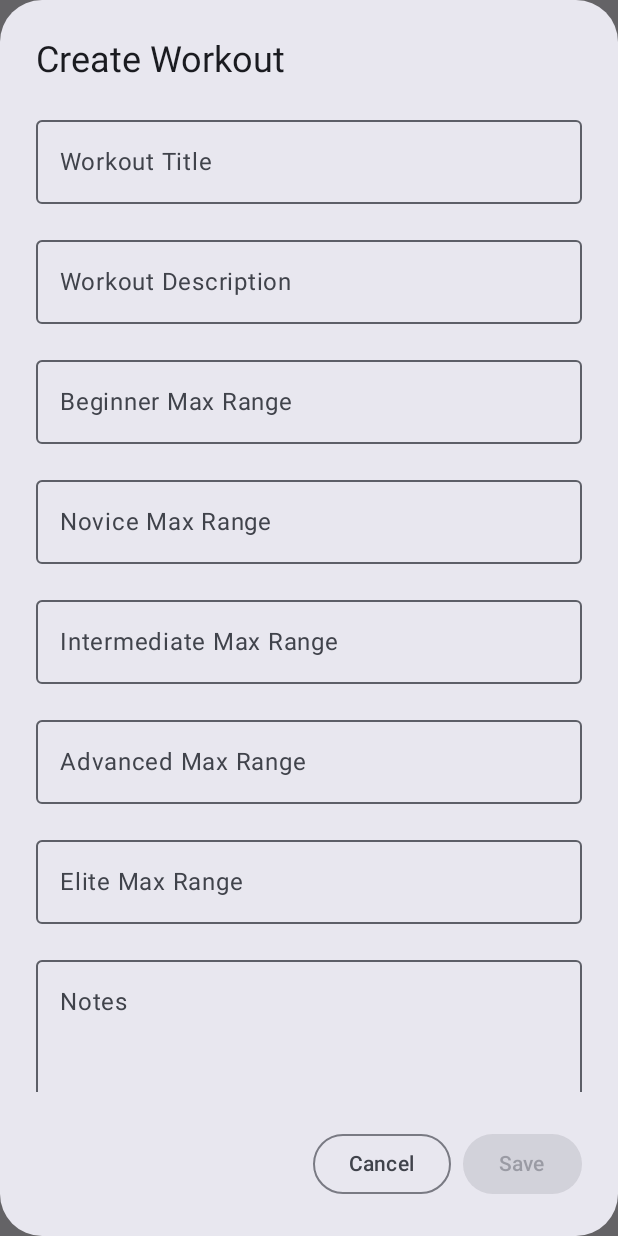
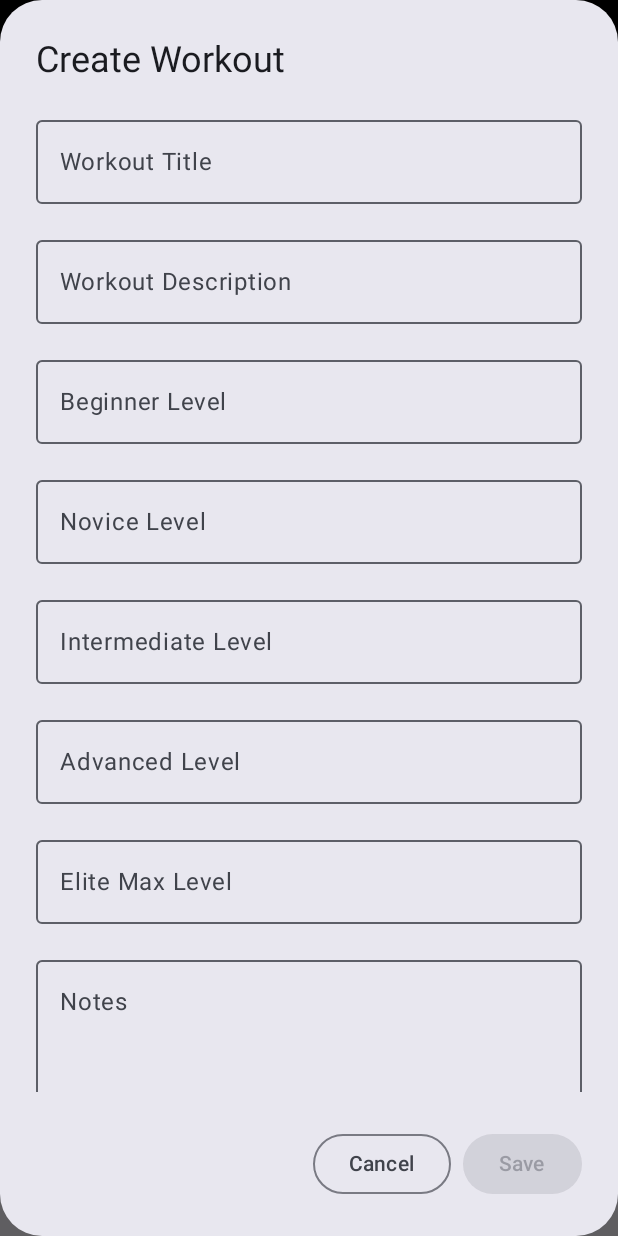
Before and after one commit to paul77uk/built4life-mobile2, an Android app built with Jetpack Compose: the screen it shows after launch (MainActivity), after a tap on "Create Workout", on a phone screen of 412 x 824 dp. Run offline under Robolectric (Android 15) with nearby library versions, the phone set to English and light mode, and no system bars; our stand-ins replace Room's generated code.

Commit message:
cleaned up workout screen ui

```diff
--- a/app/src/main/java/com/example/built4life2/customcomposables/SearchField.kt
+++ b/app/src/main/java/com/example/built4life2/customcomposables/SearchField.kt
@@ -1,5 +1,6 @@
 package com.example.built4life2.customcomposables
 
+import androidx.compose.foundation.background
 import androidx.compose.foundation.layout.fillMaxWidth
 import androidx.compose.foundation.layout.padding
 import androidx.compose.material.icons.Icons
@@ -11,22 +12,31 @@ import androidx.compose.material3.OutlinedTextFieldDefaults
 import androidx.compose.material3.Text
 import androidx.compose.runtime.Composable
 import androidx.compose.ui.Modifier
+import androidx.compose.ui.draw.clip
 import androidx.compose.ui.unit.dp
 
 @Composable
-fun SearchField(searchText: String, onSearchTextChanged: (String) -> Unit) {
+fun SearchField(
+    searchText: String, onSearchTextChanged: (String) -> Unit,
+    modifier: Modifier
+) {
     OutlinedTextField(
         value = searchText,
         onValueChange = onSearchTextChanged,
         colors = OutlinedTextFieldDefaults.colors(
             focusedBorderColor = MaterialTheme.colorScheme.onSurface.copy(alpha = 0.2f),
-            unfocusedBorderColor = MaterialTheme.colorScheme.onSurface.copy(alpha = 0.2f)
+            unfocusedBorderColor = MaterialTheme.colorScheme.onSurface.copy(alpha = 0.2f),
         ),
         shape = MaterialTheme.shapes.small,
-        modifier = Modifier
+        modifier = modifier
             .fillMaxWidth()
             .padding(
-                horizontal = 16.dp
+                16.dp
+            ).clip(
+                shape = MaterialTheme.shapes.small
+            )
+            .background(
+                color = MaterialTheme.colorScheme.background
             ),
         placeholder = { Text(text = "Search workouts...") },
         leadingIcon = {
--- a/app/src/main/java/com/example/built4life2/customcomposables/WorkoutForm.kt
+++ b/app/src/main/java/com/example/built4life2/customcomposables/WorkoutForm.kt
@@ -93,31 +93,31 @@ fun WorkoutFormInput(
         OutlinedTextField(
             value = workoutDetails.beginner,
             onValueChange = { onValueChange(workoutDetails.copy(beginner = it)) },
-            label = { Text(stringResource(R.string.beginner_max_range)) },
+            label = { Text(stringResource(R.string.beginner_level)) },
             modifier = Modifier.fillMaxWidth(),
         )
         OutlinedTextField(
             value = workoutDetails.novice,
             onValueChange = { onValueChange(workoutDetails.copy(novice = it)) },
-            label = { Text(stringResource(R.string.novice_max_range)) },
+            label = { Text(stringResource(R.string.novice_level)) },
             modifier = Modifier.fillMaxWidth(),
         )
         OutlinedTextField(
             value = workoutDetails.intermediate,
             onValueChange = { onValueChange(workoutDetails.copy(intermediate = it)) },
-            label = { Text(stringResource(R.string.intermediate_max_range)) },
+            label = { Text(stringResource(R.string.intermediate_level)) },
             modifier = Modifier.fillMaxWidth(),
         )
         OutlinedTextField(
             value = workoutDetails.advanced,
             onValueChange = { onValueChange(workoutDetails.copy(advanced = it)) },
-            label = { Text(stringResource(R.string.advanced_max_range)) },
+            label = { Text(stringResource(R.string.advanced_level)) },
             modifier = Modifier.fillMaxWidth(),
         )
         OutlinedTextField(
             value = workoutDetails.elite,
             onValueChange = { onValueChange(workoutDetails.copy(elite = it)) },
-            label = { Text(stringResource(R.string.elite_max_range)) },
+            label = { Text(stringResource(R.string.elite_level)) },
             modifier = Modifier.fillMaxWidth(),
         )
         OutlinedTextField(
--- a/app/src/main/java/com/example/built4life2/presentation/workout/WorkoutListScreen.kt
+++ b/app/src/main/java/com/example/built4life2/presentation/workout/WorkoutListScreen.kt
@@ -1,7 +1,9 @@
 package com.example.built4life2.presentation.workout
 
+import androidx.compose.foundation.background
 import androidx.compose.foundation.layout.Arrangement
 import androidx.compose.foundation.layout.Column
+import androidx.compose.foundation.layout.fillMaxSize
 import androidx.compose.foundation.layout.padding
 import androidx.compose.foundation.lazy.LazyColumn
 import androidx.compose.foundation.lazy.items
@@ -12,8 +14,10 @@ import androidx.compose.material3.CenterAlignedTopAppBar
 import androidx.compose.material3.ExperimentalMaterial3Api
 import androidx.compose.material3.FloatingActionButton
 import androidx.compose.material3.Icon
+import androidx.compose.material3.MaterialTheme
 import androidx.compose.material3.Scaffold
 import androidx.compose.material3.Text
+import androidx.compose.material3.TopAppBarDefaults
 import androidx.compose.runtime.Composable
 import androidx.compose.runtime.collectAsState
 import androidx.compose.runtime.getValue
@@ -22,8 +26,11 @@ import androidx.compose.runtime.remember
 import androidx.compose.runtime.rememberCoroutineScope
 import androidx.compose.runtime.setValue
 import androidx.compose.ui.Modifier
+import androidx.compose.ui.graphics.Color
 import androidx.compose.ui.res.stringResource
+import androidx.compose.ui.text.font.FontWeight
 import androidx.compose.ui.unit.dp
+import androidx.compose.ui.unit.sp
 import androidx.lifecycle.viewmodel.compose.viewModel
 import com.example.built4life2.R
 import com.example.built4life2.customcomposables.PRDialog
@@ -66,7 +73,17 @@ fun WorkoutListScreen(
     Scaffold(
         topBar = {
             CenterAlignedTopAppBar(
-                title = { Text(stringResource(WorkoutListDestination.titleRes)) }
+                title = {
+                    Text(
+                        stringResource(WorkoutListDestination.titleRes).uppercase(),
+                        fontWeight = FontWeight.SemiBold,
+                        fontSize = 24.sp
+                    )
+                },
+                colors = TopAppBarDefaults.topAppBarColors(
+                    containerColor = Color.Black,
+                    titleContentColor = Color.White
+                )
             )
         },
         floatingActionButton = {
@@ -84,14 +101,22 @@ fun WorkoutListScreen(
     ) { innerPadding ->
         Column(
             modifier = Modifier
-                .padding(innerPadding),
+                .padding(innerPadding)
+                .background(
+                    color = MaterialTheme.colorScheme.surfaceContainer
+                ),
             verticalArrangement = Arrangement.spacedBy(10.dp)
         ) {
             SearchField(
                 searchText = searchText,
-                onSearchTextChanged = onSearchTextChanged
+                onSearchTextChanged = onSearchTextChanged,
+                modifier = Modifier.background(
+                    color = Color.DarkGray
+                )
             )
-            LazyColumn {
+            LazyColumn(
+                modifier = Modifier.fillMaxSize()
+            ) {
                 items(items = workoutListState.workoutList, key = { it.id }) { workout ->
                     WorkoutCard(
                         workout = workout,
@@ -167,7 +192,7 @@ fun WorkoutListScreen(
                                     )
                                 )
                                 openDialog.value = false
-                                isEdit.value = false
+                                isEdit.value = true
                             }
                         } else
                             coroutineScope.launch {
@@ -285,8 +310,25 @@ fun WorkoutListScreen(
                     onClick = {
                         coroutineScope.launch {
                             viewModel.updateWorkout()
+                            viewModel.updateUiState(
+                                Workout(
+                                    title = "",
+                                    description = "",
+                                    firstSetReps = "",
+                                    totalReps = "",
+                                    weight = "",
+                                    beginner = "",
+                                    novice = "",
+                                    intermediate = "",
+                                    advanced = "",
+                                    elite = "",
+                                    notes = ""
+                                )
+                            )
+                            isEdit.value = true
+                            showPRDialog.value = false
                         }
-                        showPRDialog.value = false
+
                     }
                 )
             }
--- a/app/src/main/res/values/strings.xml
+++ b/app/src/main/res/values/strings.xml
@@ -16,9 +16,9 @@
     <string name="info">Info</string>
     <string name="notes">Notes</string>
     <string name="pr">PR</string>
-    <string name="beginner_max_range">Beginner Max Range</string>
-    <string name="novice_max_range">Novice Max Range</string>
-    <string name="intermediate_max_range">Intermediate Max Range</string>
-    <string name="advanced_max_range">Advanced Max Range</string>
-    <string name="elite_max_range">Elite Max Range</string>
+    <string name="beginner_level">Beginner Level</string>
+    <string name="novice_level">Novice Level</string>
+    <string name="intermediate_level">Intermediate Level</string>
+    <string name="advanced_level">Advanced Level</string>
+    <string name="elite_level">Elite Max Level</string>
 </resources>
```
Also changed, not shown: app/src/main/java/com/example/built4life2/customcomposables/WorkoutCard.kt (+115 -23 lines).
